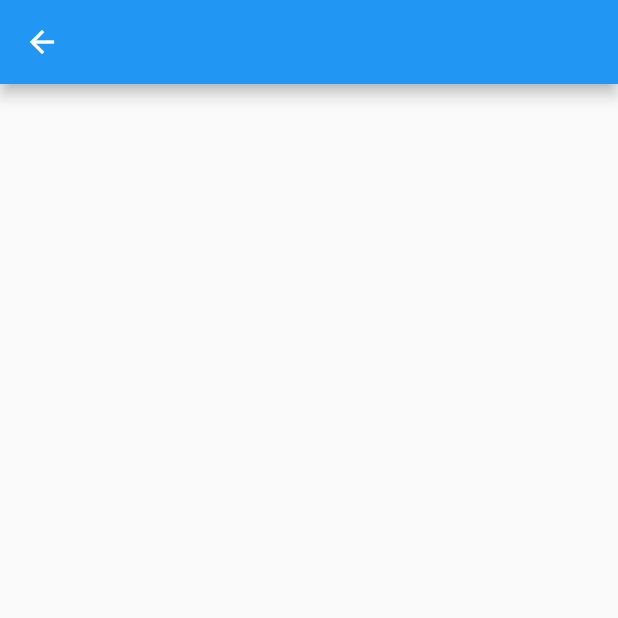
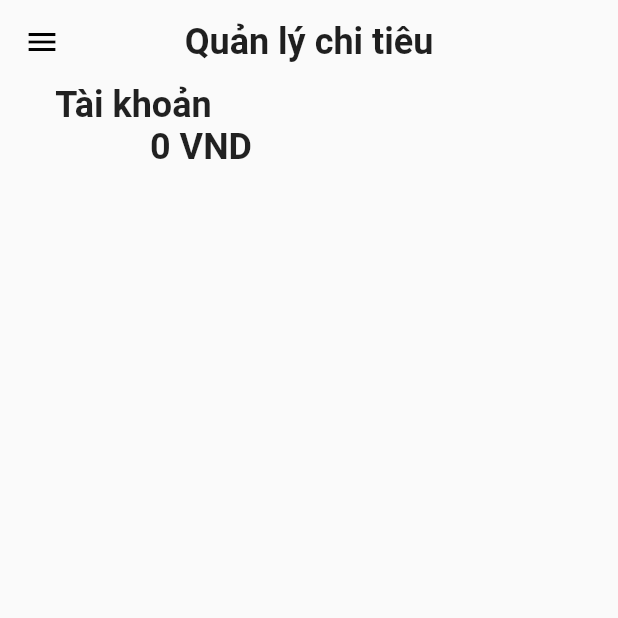
Before and after one commit to kat1002/YourBuddy, a Flutter app: the Moneywise screen opened directly, on a phone screen of 412 x 824 dp, the top half of it. Run offline on Flutter 3.47's test engine with Material 2 defaults, Android fonts, the phone set to English and light mode, and no system bars; our stand-ins replace hive, hive_flutter, table_calendar; accounts and stored records are empty; Roboto replaces fonts that are missing (SFPro).

Commit message:
change name and add money class

```diff
--- a/lib/pages/moneywise.dart
+++ b/lib/pages/moneywise.dart
@@ -1,4 +1,6 @@
 import 'package:flutter/material.dart';
+
+import '../drawer.dart';
 
 class Moneywise extends StatefulWidget {
   const Moneywise({super.key});
@@ -10,8 +12,53 @@ class Moneywise extends StatefulWidget {
 class _MoneywiseState extends State<Moneywise> {
   @override
   Widget build(BuildContext context) {
+    GlobalKey<ScaffoldState> _globalKey = GlobalKey<ScaffoldState>();
+
+    int account = 0;
+
     return Scaffold(
-      appBar: AppBar(),
-    );
+        key: _globalKey,
+        drawer: MyDrawer(),
+        appBar: AppBar(
+          centerTitle: true,
+          title: const Text(
+            'Quản lý chi tiêu',
+            style: TextStyle(
+                color: Color(0xff1f1f1f),
+                fontSize: 24,
+                fontWeight: FontWeight.bold),
+            textAlign: TextAlign.center,
+          ),
+          backgroundColor: Colors.transparent,
+          bottomOpacity: 0.0,
+          elevation: 0.0,
+          leading: IconButton(
+            onPressed: () {
+              _globalKey.currentState?.openDrawer();
+            },
+            icon: Icon(Icons.menu),
+            color: Colors.black,
+          ),
+        ),
+        body: Column(
+          children: [
+            Padding(
+              padding: const EdgeInsets.fromLTRB(10, 0, 0, 0),
+              child: Text(
+                'Tài khoản',
+                style: TextStyle(fontWeight: FontWeight.bold, fontSize: 24),
+                textAlign: TextAlign.left,
+              ),
+            ),
+            Padding(
+              padding: const EdgeInsets.fromLTRB(100, 0, 0, 0),
+              child: Text(
+                '$account VND',
+                style: TextStyle(fontWeight: FontWeight.bold, fontSize: 24),
+                textAlign: TextAlign.right,
+              ),
+            ),
+          ],
+        ));
   }
 }
--- a/lib/pages/timemanagement.dart
+++ b/lib/pages/timemanagement.dart
@@ -17,6 +17,7 @@ class _TimeManagementState extends State<TimeManagement> {
       key: _globalKey,
       drawer: MyDrawer(),
       appBar: AppBar(
+        centerTitle: true,
         title: const Text(
           'Quản lý thời gian',
           style: TextStyle(color: Color(0xff1f1f1f)),
```
Also changed, not shown: lib/models/money.dart (added, +19 -0 lines), lib/pages/calendar.dart (+5 -2 lines), lib/models/money.g.dart (added), lib/util/money_data_store.dart (added), 2 other files.
